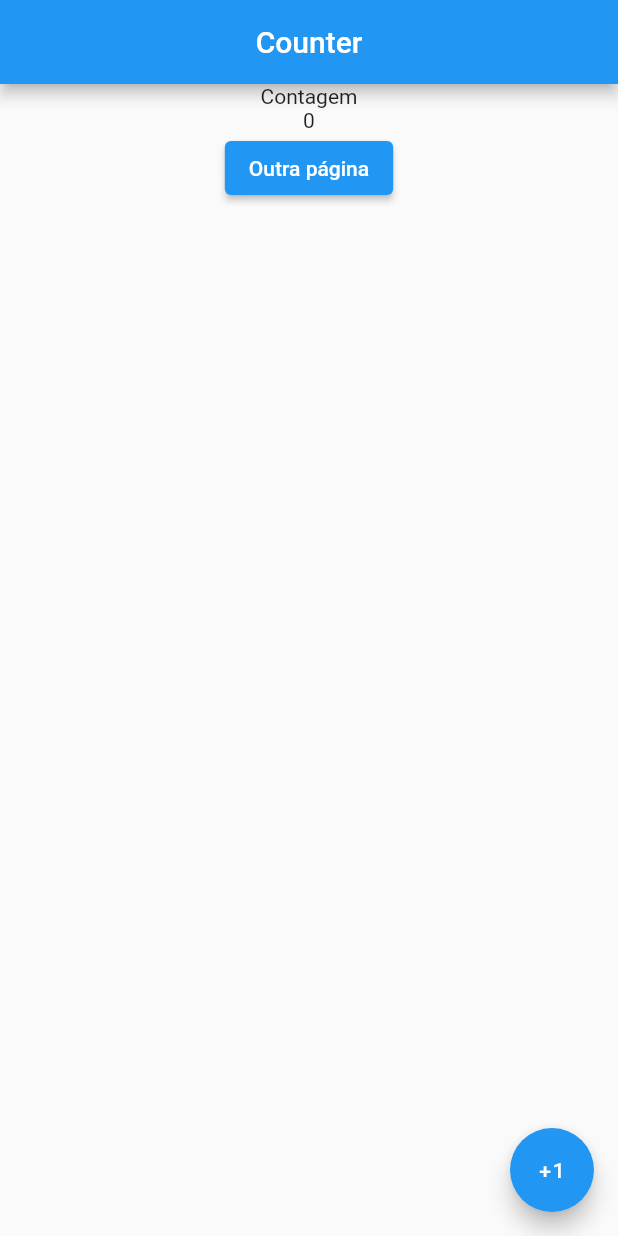
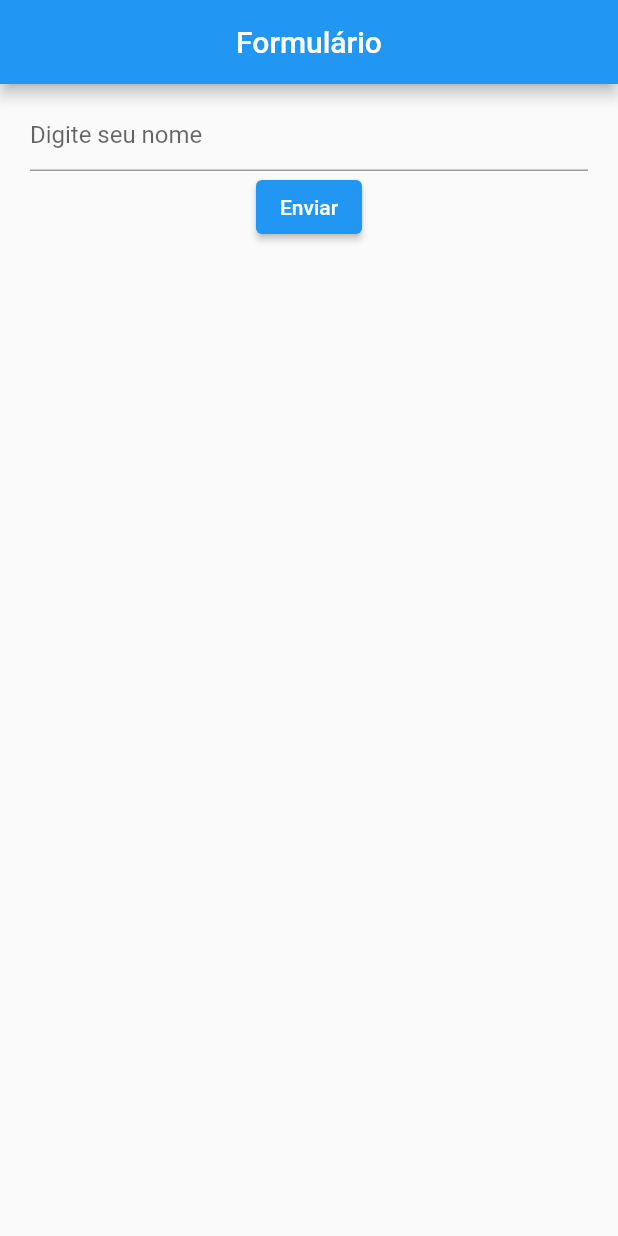
Before and after one commit to maarcos4g/flutter_lessons, a Flutter app: the screen it shows after launch, on a phone screen of 412 x 824 dp. Run offline on Flutter 3.47's test engine with Material 2 defaults, Android fonts, the phone set to English and light mode, and no system bars.

```diff
--- a/lib/main.dart
+++ b/lib/main.dart
@@ -1,15 +1,13 @@
 import 'package:flutter/material.dart';
 import 'package:provider/provider.dart';
 
-import 'models/counter_model.dart';
-
+import 'models/user_model.dart';
 import 'screens/home_page.dart';
-import 'screens/widget_page.dart';
 
 void main() {
   runApp(MultiProvider(
     providers: [
-      ChangeNotifierProvider(create: (context) => Counter()),
+      ChangeNotifierProvider(create: (context) => User()),
     ],
     child: MyApp(),
   ));
@@ -27,7 +25,6 @@ class MyApp extends StatelessWidget {
       ),
       routes: {
         '/home': (context) => HomePage(),
-        '/widget': (context) => WidgetPage(),
       },
       initialRoute: '/home',
       debugShowCheckedModeBanner: false,
--- a/lib/models/counter_model.dart
+++ /dev/null
@@ -1,10 +0,0 @@
-import 'package:flutter/material.dart';
-
-class Counter with ChangeNotifier {
-  int count = 0;
-
-  void increment () {
-    count++;
-    notifyListeners();
-  }
-}
--- a/lib/screens/home_page.dart
+++ b/lib/screens/home_page.dart
@@ -1,47 +1,50 @@
 import 'package:flutter/material.dart';
-import 'package:provider/provider.dart';
+import 'package:flutter/src/widgets/container.dart';
+import 'package:flutter/src/widgets/framework.dart';
 
-import '../models/counter_model.dart';
-
-class HomePage extends StatelessWidget {
+class HomePage extends StatefulWidget {
   const HomePage({super.key});
 
   @override
+  State<HomePage> createState() => _HomePageState();
+}
+
+class _HomePageState extends State<HomePage> {
+  final _formKey = GlobalKey<FormState>();
+
+  @override
   Widget build(BuildContext context) {
-    var screen = MediaQuery.of(context).size;
-
     return Scaffold(
       appBar: AppBar(
         centerTitle: true,
-        title: Text('Counter'),
+        title: Text('Formulário'),
       ),
-      body: Container(
-        width: screen.width,
-        height: screen.height,
-        child: Column(
-          children: <Widget>[
-            Text('Contagem'),
-            Consumer<Counter>(
-              builder: (context, value, child) => Text(
-                value.count.toString()
-              ),
-            ),
-            Container(
-              child: ElevatedButton(
-                child: Text("Outra página"),
-                onPressed: () {
-                  Navigator.pushNamed(context, '/widget');
+      body: Form(
+        key: _formKey,
+        child: Container(
+          margin: EdgeInsets.symmetric(horizontal: 20, vertical: 10),
+          child: Column(
+            children: [
+              TextFormField(
+                decoration: InputDecoration(hintText: 'Digite seu nome'),
+                validator: (value) {
+                  if (value!.isEmpty) {
+                    return 'Você precisa digitar um nome';
+                  }
+                  return null;
                 },
               ),
-            )
-          ],
+              ElevatedButton(
+                onPressed: () {
+                  if(_formKey.currentState!.validate()) {
+                    print('Formulário Validado');
+                  }
+                },
+                child: Text('Enviar'),
+              )
+            ],
+          ),
         ),
-      ),
-      floatingActionButton: FloatingActionButton(
-        onPressed: () {
-          Provider.of<Counter>(context, listen: false).increment();
-        },
-        child: Text('+1'),
       ),
     );
   }
```
Also changed, not shown: lib/models/user_model.dart (added, +9 -0 lines), lib/screens/widget_page.dart (deleted, +0 -25 lines).
